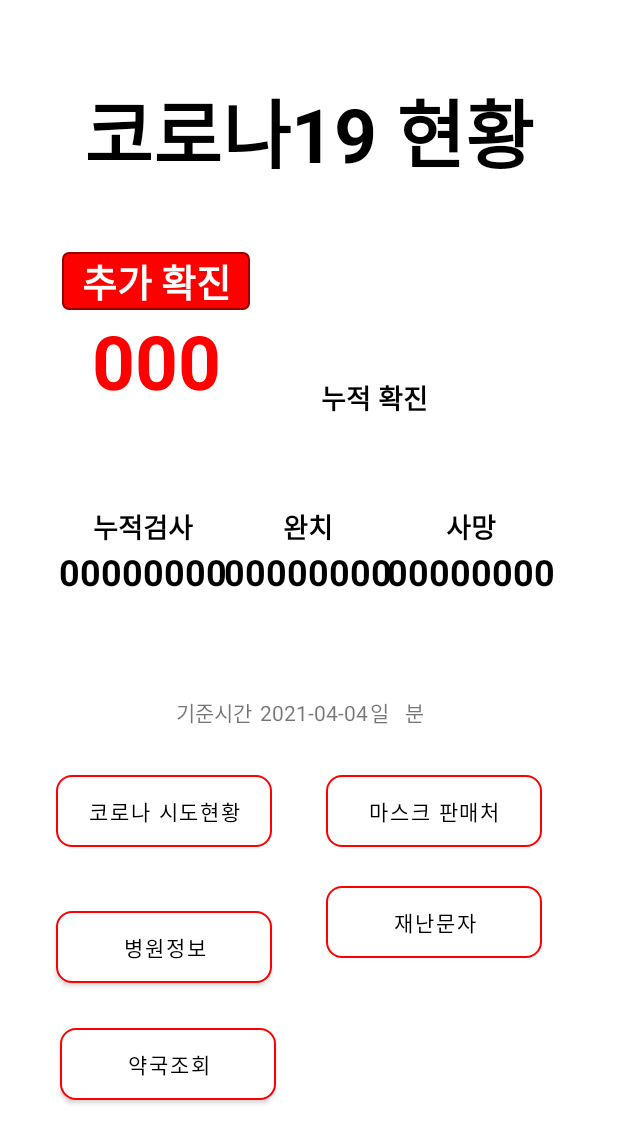
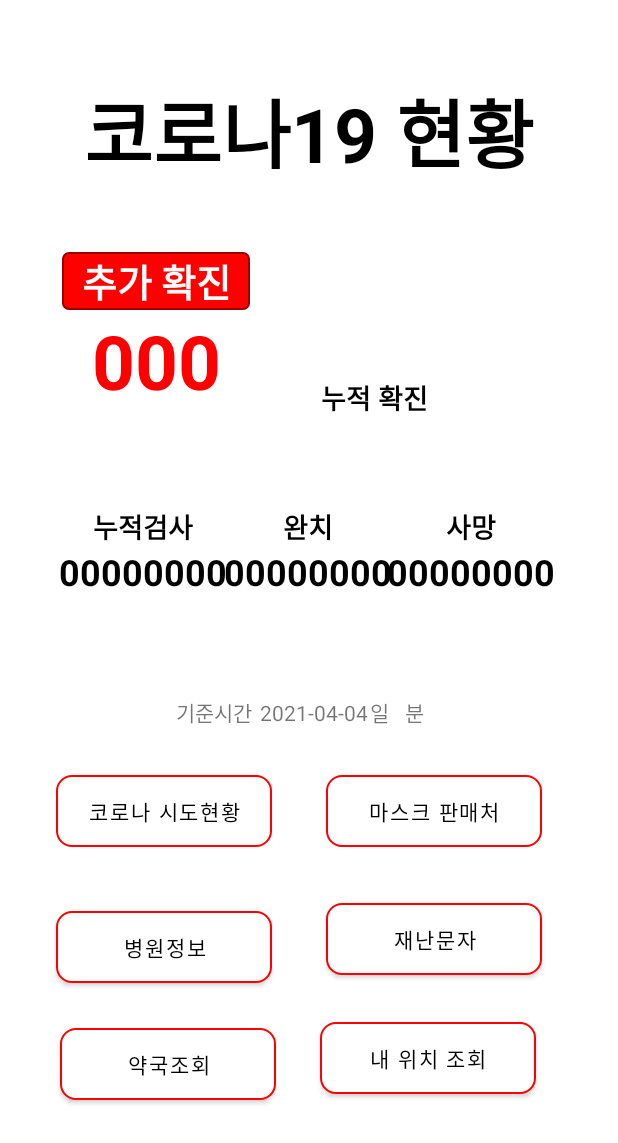
Before and after one commit to 2021graduation/2021_graduation, an Android app: the screen it shows after launch (CovidActivity), on a phone screen of 412 x 824 dp. Shown: the top 1143 px of the screen. Run offline under Robolectric (Android 15) with nearby library versions, the phone set to English and light mode, and no system bars; our stand-ins replace Volley; libraries missing offline, so code that uses them is left out: fr.arnaudguyon.xmltojsonlib; network calls fail; 1 statement that could not run was skipped.

Commit message:
레이아웃 버튼 간격 수정, 내 위치 조회 버튼 추가 (기능 미구현)

```diff
--- a/app/src/main/java/org/techtown/graduation_project/CovidActivity.java
+++ b/app/src/main/java/org/techtown/graduation_project/CovidActivity.java
@@ -42,6 +42,7 @@ public class CovidActivity extends AppCompatActivity {
     Button infection;
     Button mask;
     Button pharmacy;
+    Button MyLocation;
 
     static RequestQueue requestQueue;
 
@@ -65,6 +66,7 @@ public class CovidActivity extends AppCompatActivity {
         infection = findViewById(R.id.infection);
         mask = findViewById(R.id.mask);
         pharmacy = findViewById(R.id.pharmacy);
+        MyLocation = findViewById(R.id.MyLocation);
 
         hospital.setOnClickListener(new View.OnClickListener() {
             @Override
--- a/app/src/main/res/layout/activity_covid.xml
+++ b/app/src/main/res/layout/activity_covid.xml
@@ -276,10 +276,10 @@
         app:backgroundTintMode="add"
         app:layout_constraintBottom_toBottomOf="parent"
         app:layout_constraintEnd_toEndOf="parent"
-        app:layout_constraintHorizontal_bias="0.811"
+        app:layout_constraintHorizontal_bias="0.812"
         app:layout_constraintStart_toStartOf="parent"
         app:layout_constraintTop_toBottomOf="@+id/mask"
-        app:layout_constraintVertical_bias="0.124" />
+        app:layout_constraintVertical_bias="0.177" />
 
     <Button
         android:id="@+id/mask"
@@ -347,5 +347,21 @@
         app:layout_constraintTop_toBottomOf="@+id/hospital"
         app:layout_constraintVertical_bias="0.25" />
 
+    <Button
+        android:id="@+id/MyLocation"
+        android:layout_width="144dp"
+        android:layout_height="wrap_content"
+        android:background="@drawable/button_shape"
+        android:text="내 위치 조회"
+        android:textColor="#000000"
+        app:backgroundTint="#00FFFFFF"
+        app:backgroundTintMode="add"
+        app:layout_constraintBottom_toBottomOf="parent"
+        app:layout_constraintEnd_toEndOf="parent"
+        app:layout_constraintHorizontal_bias="0.797"
+        app:layout_constraintStart_toStartOf="parent"
+        app:layout_constraintTop_toBottomOf="@+id/button2"
+        app:layout_constraintVertical_bias="0.25" />
+
 
 </androidx.constraintlayout.widget.ConstraintLayout>
```
